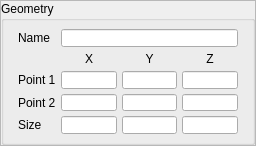
First picture: the form in xdynamics_gui/wcube.ui, repository miniwooki/xdynamics_dll, before the edit.
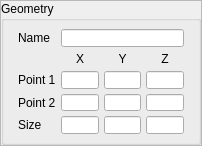
Second picture: the form after the edit.

Diff of the .ui file:
```diff
--- a/xdynamics_gui/wcube.ui
+++ b/xdynamics_gui/wcube.ui
@@ -6,7 +6,7 @@
    <rect>
     <x>0</x>
     <y>0</y>
-    <width>256</width>
+    <width>202</width>
     <height>146</height>
    </rect>
   </property>
```
